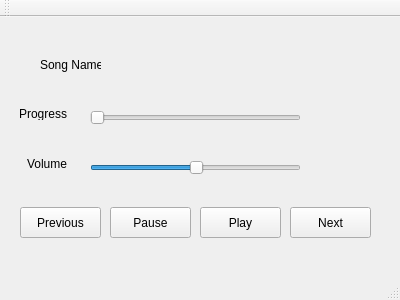
Old version of the form musicPlayer/mainwindow.ui in the repository coshaugh/CS441.
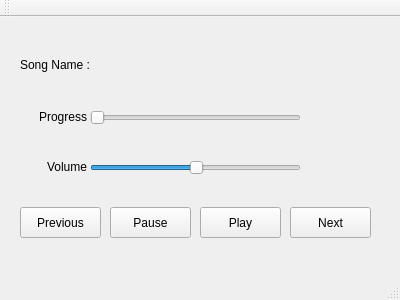
New version of the form.

Commit message: Made it so UI is readable

Diff of the .ui file:
```diff
--- a/musicPlayer/mainwindow.ui
+++ b/musicPlayer/mainwindow.ui
@@ -69,9 +69,9 @@
    <widget class="QLabel" name="SongNameLabel">
     <property name="geometry">
      <rect>
-      <x>40</x>
+      <x>20</x>
       <y>40</y>
-      <width>61</width>
+      <width>91</width>
       <height>16</height>
      </rect>
     </property>
@@ -84,7 +84,7 @@
      <rect>
       <x>110</x>
       <y>40</y>
-      <width>251</width>
+      <width>281</width>
       <height>16</height>
      </rect>
     </property>
@@ -124,10 +124,10 @@
    <widget class="QLabel" name="ProgressLabel">
     <property name="geometry">
      <rect>
-      <x>20</x>
+      <x>6</x>
       <y>90</y>
-      <width>47</width>
-      <height>13</height>
+      <width>81</width>
+      <height>20</height>
      </rect>
     </property>
     <property name="text">
@@ -140,10 +140,10 @@
    <widget class="QLabel" name="VolumeLabel">
     <property name="geometry">
      <rect>
-      <x>20</x>
+      <x>6</x>
       <y>140</y>
-      <width>47</width>
-      <height>13</height>
+      <width>81</width>
+      <height>20</height>
      </rect>
     </property>
     <property name="text">
```
Left out of the diff: 2 changed lines with no effect on the pictures.
